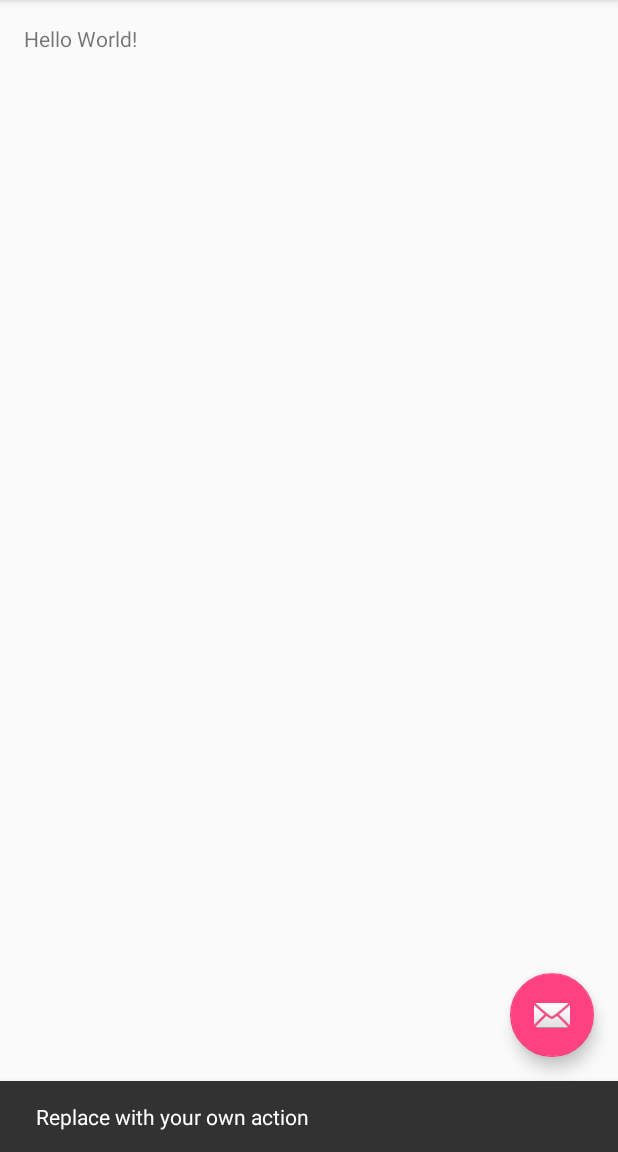
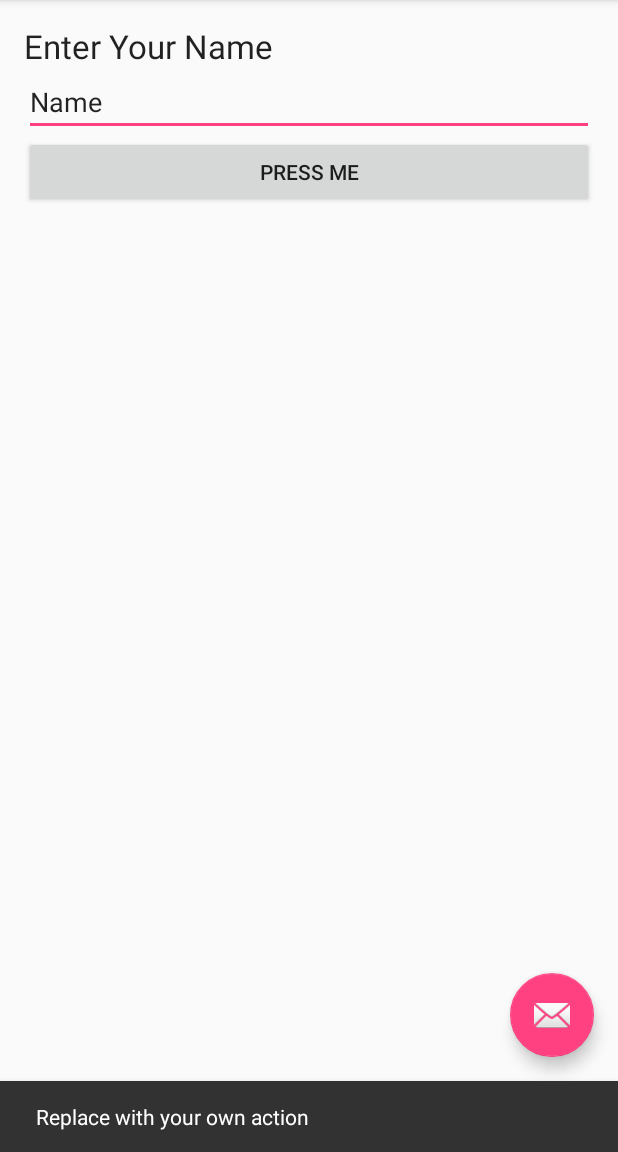
Before and after one commit to wku-tmc/NameEntry, an Android app: the screen it shows after launch (MainActivity), after a tap on an icon or button, on a phone screen of 412 x 824 dp, the part 84-1236 px from its top. Run offline under Robolectric (Android 15) with nearby library versions, the phone set to English and light mode, and no system bars.

Commit message:
display toast message of user input name

```diff
--- a/app/src/main/java/sg/edu/tmc/comp1661/nameentry/MainActivity.java
+++ b/app/src/main/java/sg/edu/tmc/comp1661/nameentry/MainActivity.java
@@ -8,6 +8,9 @@ import android.support.v7.widget.Toolbar;
 import android.view.View;
 import android.view.Menu;
 import android.view.MenuItem;
+import android.widget.Button;
+import android.widget.EditText;
+import android.widget.Toast;
 
 public class MainActivity extends AppCompatActivity {
 
@@ -15,6 +18,25 @@ public class MainActivity extends AppCompatActivity {
     protected void onCreate(Bundle savedInstanceState) {
         super.onCreate(savedInstanceState);
         setContentView(R.layout.activity_main);
+
+        //UI handles
+        final EditText editText = (EditText) findViewById(R.id.editText);
+        Button button = (Button) findViewById(R.id.button);
+
+        button.setOnClickListener(new View.OnClickListener() {
+            @Override
+            public void onClick(View v) {
+                String name = editText.getText().toString();
+                Toast.makeText(MainActivity.this, "Name: " + name,
+                        Toast.LENGTH_LONG).show();
+            }
+        });
+
+
+
+
+
+
         Toolbar toolbar = (Toolbar) findViewById(R.id.toolbar);
         setSupportActionBar(toolbar);
 
--- a/app/src/main/res/layout/content_main.xml
+++ b/app/src/main/res/layout/content_main.xml
@@ -1,5 +1,5 @@
 <?xml version="1.0" encoding="utf-8"?>
-<RelativeLayout xmlns:android="http://schemas.android.com/apk/res/android"
+<LinearLayout xmlns:android="http://schemas.android.com/apk/res/android"
     xmlns:app="http://schemas.android.com/apk/res-auto"
     xmlns:tools="http://schemas.android.com/tools"
     android:layout_width="match_parent"
@@ -10,10 +10,27 @@
     android:paddingTop="@dimen/activity_vertical_margin"
     app:layout_behavior="@string/appbar_scrolling_view_behavior"
     tools:context="sg.edu.tmc.comp1661.nameentry.MainActivity"
-    tools:showIn="@layout/activity_main">
+    tools:showIn="@layout/activity_main"
+    android:orientation="vertical">
 
     <TextView
-        android:layout_width="wrap_content"
+        android:layout_width="match_parent"
         android:layout_height="wrap_content"
-        android:text="Hello World!" />
-</RelativeLayout>
+        android:textAppearance="?android:attr/textAppearanceLarge"
+        android:text="Enter Your Name"
+        android:id="@+id/textView" />
+
+    <EditText
+        android:layout_width="match_parent"
+        android:layout_height="wrap_content"
+        android:inputType="textPersonName"
+        android:text="Name"
+        android:ems="10"
+        android:id="@+id/editText" />
+
+    <Button
+        android:layout_width="match_parent"
+        android:layout_height="wrap_content"
+        android:text="Press me"
+        android:id="@+id/button" />
+</LinearLayout>
```
